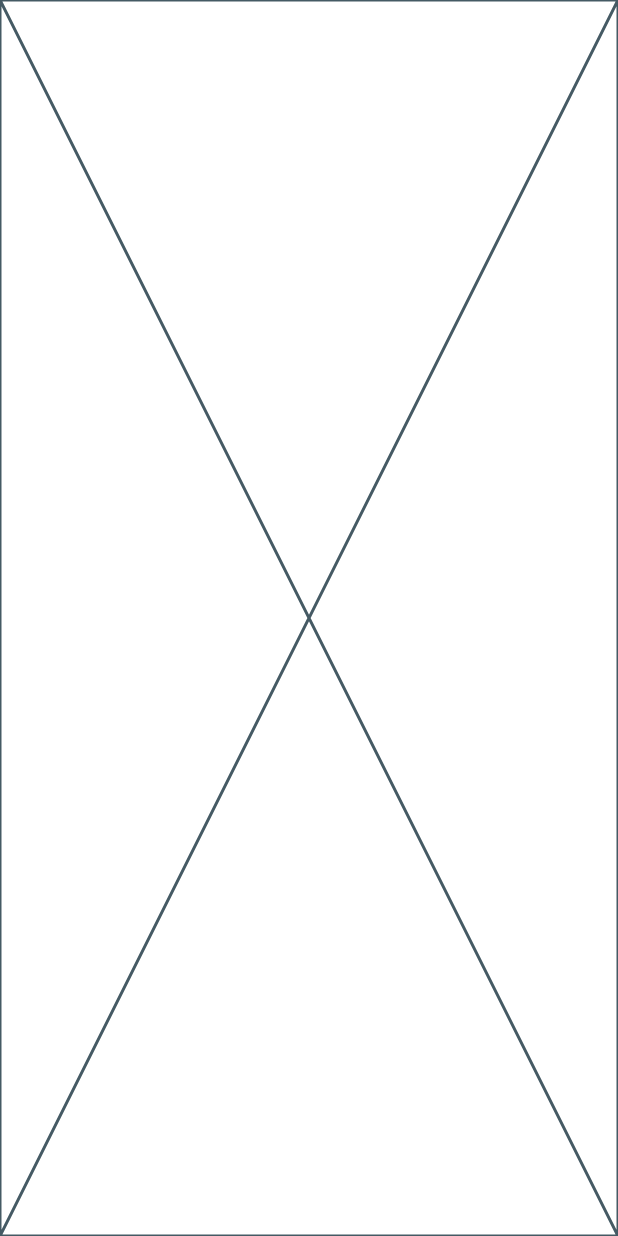
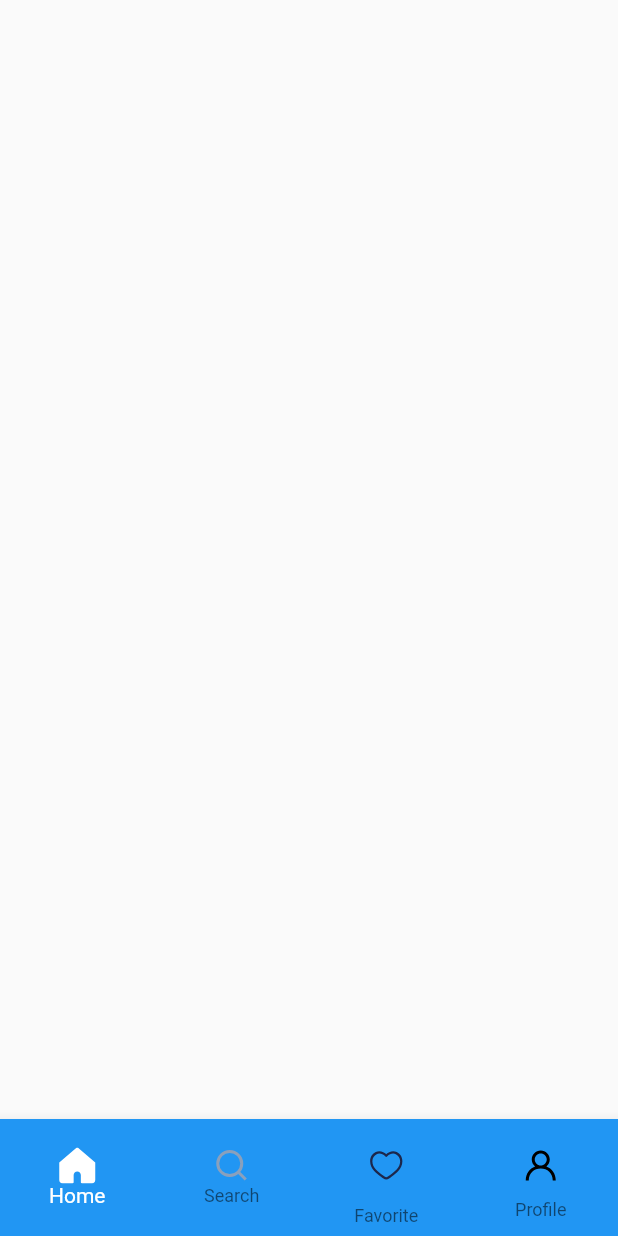
Before and after one commit to MahmutErsoy/Flutter_UI_Coding, a Flutter app: the screen it shows after launch, on a phone screen of 412 x 824 dp. Run offline on Flutter 3.47's test engine with Material 2 defaults, Android fonts, the phone set to English and light mode, and no system bars; our stand-ins replace flutter_svg.

Commit message:
BottomBar Added

```diff
--- a/car_sales_app_ui/lib/components/bottom_bar.dart
+++ b/car_sales_app_ui/lib/components/bottom_bar.dart
@@ -1,4 +1,8 @@
+import 'package:car_sales_app_ui/pages/home_page.dart';
+import 'package:car_sales_app_ui/pages/search_page.dart';
+import 'package:car_sales_app_ui/style/app_style.dart';
 import 'package:flutter/material.dart';
+import 'package:flutter_svg/flutter_svg.dart';
 
 class BottomBar extends StatefulWidget {
   const BottomBar({super.key});
@@ -8,8 +12,60 @@ class BottomBar extends StatefulWidget {
 }
 
 class _BottomBarState extends State<BottomBar> {
+  int _selectedIndex = 0;
+
+  static const List<Widget> _widgetOptions = <Widget>[
+    HomePage(),
+    SearchPage(),
+    Text("Index 2: Report"),
+    Text("Index 3: Notifications")
+  ];
+
+  void _onItemTapped(int index) {
+    setState(() {
+      _selectedIndex = index;
+    });
+  }
+
   @override
   Widget build(BuildContext context) {
-    return const Placeholder();
+    return Scaffold(
+      body: Center(
+        child: _widgetOptions.elementAt(_selectedIndex),
+      ),
+      bottomNavigationBar: BottomNavigationBar(
+        backgroundColor: Colors.blue,
+        type: BottomNavigationBarType.fixed,
+        items: <BottomNavigationBarItem>[
+          BottomNavigationBarItem(
+            activeIcon:
+                SvgPicture.asset(AppStyle.homeIcon, colorFilter: const ColorFilter.mode(Colors.white, BlendMode.srcIn)),
+            icon: SvgPicture.asset(AppStyle.homeIcon),
+            label: "Home",
+          ),
+          BottomNavigationBarItem(
+            activeIcon: SvgPicture.asset(AppStyle.searchIcon,
+                colorFilter: const ColorFilter.mode(Colors.white, BlendMode.srcIn)),
+            icon: SvgPicture.asset(AppStyle.searchIcon),
+            label: "Search",
+          ),
+          BottomNavigationBarItem(
+            activeIcon: SvgPicture.asset(AppStyle.favoriteIcon,
+                colorFilter: const ColorFilter.mode(Colors.white, BlendMode.srcIn)),
+            icon: SvgPicture.asset(AppStyle.favoriteIcon),
+            label: "Favorite",
+          ),
+          BottomNavigationBarItem(
+            activeIcon: SvgPicture.asset(AppStyle.profileIcon,
+                colorFilter: const ColorFilter.mode(Colors.white, BlendMode.srcIn)),
+            icon: SvgPicture.asset(AppStyle.profileIcon),
+            label: "Profile",
+          )
+        ],
+        currentIndex: _selectedIndex,
+        selectedItemColor: Colors.white,
+        onTap: _onItemTapped,
+      ),
+    );
   }
 }
--- a/car_sales_app_ui/lib/main.dart
+++ b/car_sales_app_ui/lib/main.dart
@@ -12,10 +12,10 @@ class MyApp extends StatelessWidget {
   @override
   Widget build(BuildContext context) {
     return MaterialApp(
-      title: 'Flutter Demo',
       theme: ThemeData(
         primarySwatch: Colors.blue,
       ),
+      debugShowCheckedModeBanner: false,
       home: const BottomBar(),
     );
   }
--- /dev/null
+++ b/car_sales_app_ui/lib/pages/home_page.dart
@@ -0,0 +1,15 @@
+import 'package:flutter/material.dart';
+
+class HomePage extends StatefulWidget {
+  const HomePage({super.key});
+
+  @override
+  State<HomePage> createState() => _HomePageState();
+}
+
+class _HomePageState extends State<HomePage> {
+  @override
+  Widget build(BuildContext context) {
+    return const Scaffold();
+  }
+}
--- /dev/null
+++ b/car_sales_app_ui/lib/pages/search_page.dart
@@ -0,0 +1,15 @@
+import 'package:flutter/material.dart';
+
+class SearchPage extends StatefulWidget {
+  const SearchPage({super.key});
+
+  @override
+  State<SearchPage> createState() => _SearchPageState();
+}
+
+class _SearchPageState extends State<SearchPage> {
+  @override
+  Widget build(BuildContext context) {
+    return const Scaffold();
+  }
+}
```
Also changed, not shown: car_sales_app_ui/pubspec.yaml (+4 -3 lines), car_sales_app_ui/pubspec.lock.
